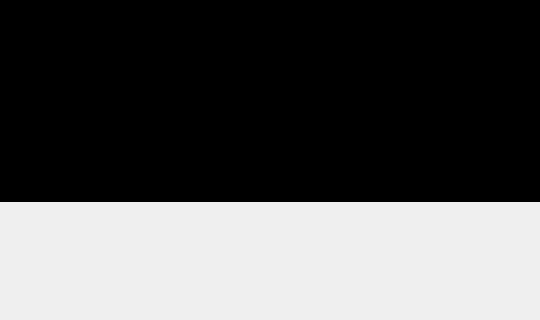
The window that AtmosphericSensorSystem/MainWindow.ui (m-riley04/ModularSensorSystem) describes before a commit, drawn with Qt 5; both pictures show x 370 to 910 and y 518 to 838 of the 1297 by 838 pixel window.
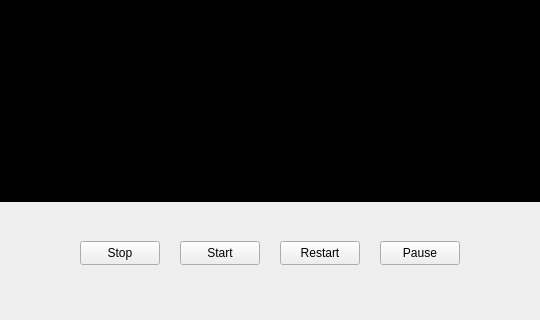
The same window after the commit.

Commit message: add some buttons and functionality

```diff
--- a/AtmosphericSensorSystem/MainWindow.ui
+++ b/AtmosphericSensorSystem/MainWindow.ui
@@ -95,6 +95,58 @@
      <string>video</string>
     </property>
    </widget>
+   <widget class="QPushButton" name="buttonStop">
+    <property name="geometry">
+     <rect>
+      <x>450</x>
+      <y>740</y>
+      <width>80</width>
+      <height>24</height>
+     </rect>
+    </property>
+    <property name="text">
+     <string>Stop</string>
+    </property>
+   </widget>
+   <widget class="QPushButton" name="buttonStart">
+    <property name="geometry">
+     <rect>
+      <x>550</x>
+      <y>740</y>
+      <width>80</width>
+      <height>24</height>
+     </rect>
+    </property>
+    <property name="text">
+     <string>Start</string>
+    </property>
+   </widget>
+   <widget class="QPushButton" name="buttonRestart">
+    <property name="geometry">
+     <rect>
+      <x>650</x>
+      <y>740</y>
+      <width>80</width>
+      <height>24</height>
+     </rect>
+    </property>
+    <property name="text">
+     <string>Restart</string>
+    </property>
+   </widget>
+   <widget class="QPushButton" name="buttonPause">
+    <property name="geometry">
+     <rect>
+      <x>750</x>
+      <y>740</y>
+      <width>80</width>
+      <height>24</height>
+     </rect>
+    </property>
+    <property name="text">
+     <string>Pause</string>
+    </property>
+   </widget>
   </widget>
   <widget class="QMenuBar" name="menuBar">
    <property name="geometry">
```
The commit also changes 2 other files.
